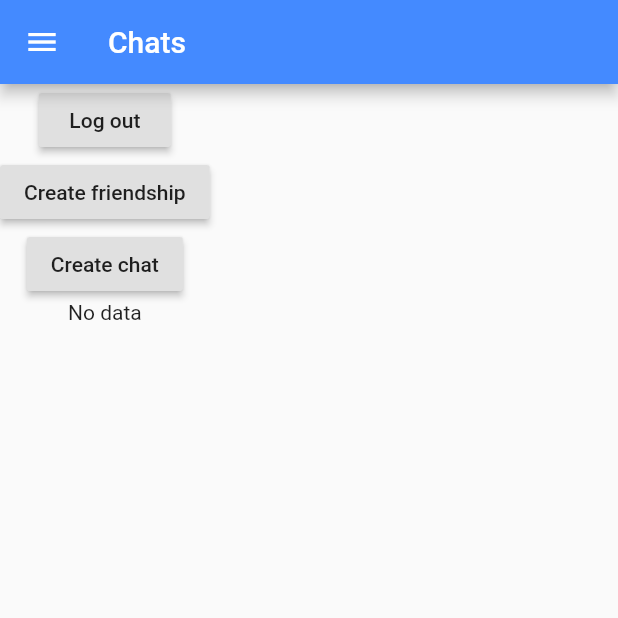
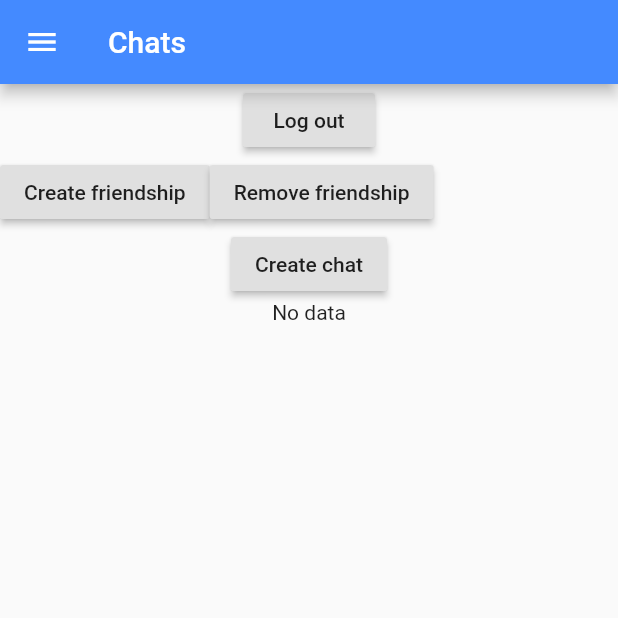
Before and after one commit to Andreasmalleus/FlutterMessenger, a Flutter app: the ChatsPage screen opened directly with empty values, after a tap on "Create friendship", on a phone screen of 412 x 824 dp, the top half of it. Run offline on Flutter 3.47's test engine with Material 2 defaults, Android fonts, the phone set to English and light mode, and no system bars; our stand-ins replace firebase_auth, firebase_database; accounts and stored records are empty.

Commit message:
unfriend implemented

```diff
--- a/lib/pages/ChatsPage.dart
+++ b/lib/pages/ChatsPage.dart
@@ -1,5 +1,4 @@
 import 'package:firebase_auth/firebase_auth.dart';
-import 'package:firebase_database/firebase_database.dart';
 import 'package:flutter/material.dart';
 import 'package:fluttermessenger/models/chatModel.dart';
 import 'package:fluttermessenger/models/userModel.dart';
@@ -22,7 +21,6 @@ class ChatsPage extends StatefulWidget {
 
 //TODO Add friends && search
 //TODO remove friends
-//TODO ADD 2 person chat
 
 class _ChatsPageState extends State<ChatsPage> {
   List<User> users = [];
@@ -61,11 +59,15 @@ class _ChatsPageState extends State<ChatsPage> {
 
 
   void _addFriends(String firstUser, String secondUser) async{
-    await widget.database.addFriends(firstUser, secondUser);
+    widget.database.addFriends(firstUser, secondUser);
+  }
+
+  void _removeFriends(String firstUser, String secondUser) async{
+    widget.database.unFriend(firstUser, secondUser);
   }
 
   void _addChat(String firstUser, String secondUser) async{
-    await widget.database.createChat(firstUser, secondUser);
+    widget.database.createChat(firstUser, secondUser);
   }
 
 
@@ -91,11 +93,20 @@ class _ChatsPageState extends State<ChatsPage> {
               _signOut()
             },
             child: Text("Log out"),),
-          RaisedButton(
-            onPressed: () => {
-              _addFriends(currentUser.id, "lVHt2VOcrTVZZCgYYApfl3wnOAy2")
-            },
-            child: Text("Create friendship"),),
+          Row(
+            children: <Widget>[
+              RaisedButton(
+                onPressed: () => {
+                  _addFriends(currentUser.id, "aa")
+                },
+                child: Text("Create friendship"),),
+                RaisedButton(
+                onPressed: () => {
+                  _removeFriends(currentUser.id, "aa")
+                },
+                child: Text("Remove friendship"),),
+            ],
+          ),
           RaisedButton(
             onPressed: () => {
               _addChat(currentUser.id, "lVHt2VOcrTVZZCgYYApfl3wnOAy2")
```
Also changed, not shown: lib/services/database.dart (+13 -0 lines).
